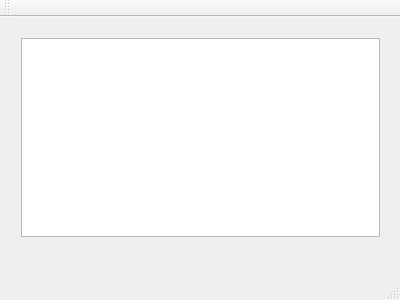
Above: mainwindow.ui from partouf/mytextadventureeditor before the change. Below: the same form after it.
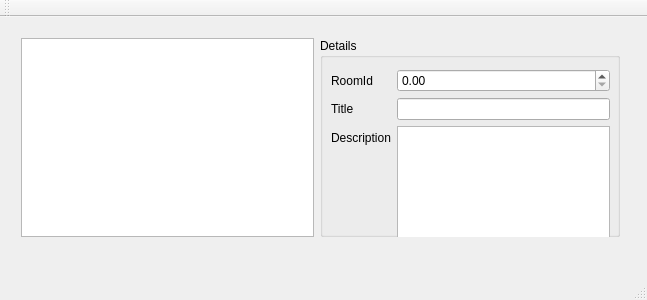
That is the form after the change.

Commit message: show some details

Patch:
```diff
--- a/mainwindow.ui
+++ b/mainwindow.ui
@@ -6,7 +6,7 @@
    <rect>
     <x>0</x>
     <y>0</y>
-    <width>400</width>
+    <width>647</width>
     <height>300</height>
    </rect>
   </property>
@@ -55,14 +55,69 @@
      <rect>
       <x>10</x>
       <y>10</y>
-      <width>381</width>
+      <width>621</width>
       <height>221</height>
      </rect>
     </property>
-    <layout class="QVBoxLayout" name="verticalLayout">
+    <layout class="QHBoxLayout" name="horizontalLayout">
      <item>
       <widget class="QListWidget" name="lstRoomTitles"/>
      </item>
+     <item>
+      <widget class="QGroupBox" name="groupBox">
+       <property name="minimumSize">
+        <size>
+         <width>300</width>
+         <height>0</height>
+        </size>
+       </property>
+       <property name="title">
+        <string>Details</string>
+       </property>
+       <widget class="QWidget" name="formLayoutWidget">
+        <property name="geometry">
+         <rect>
+          <x>0</x>
+          <y>20</y>
+          <width>301</width>
+          <height>201</height>
+         </rect>
+        </property>
+        <layout class="QFormLayout" name="formLayout">
+         <item row="1" column="1">
+          <widget class="QLineEdit" name="edtRoomTitle"/>
+         </item>
+         <item row="2" column="0">
+          <widget class="QLabel" name="label_2">
+           <property name="text">
+            <string>Description</string>
+           </property>
+          </widget>
+         </item>
+         <item row="2" column="1">
+          <widget class="QTextEdit" name="edtRoomDescription"/>
+         </item>
+         <item row="0" column="0">
+          <widget class="QLabel" name="label_3">
+           <property name="text">
+            <string>RoomId</string>
+           </property>
+          </widget>
+         </item>
+         <item row="0" column="1">
+          <widget class="QDoubleSpinBox" name="edtRoomId"/>
+         </item>
+         <item row="1" column="0">
+          <widget class="QLabel" name="label">
+           <property name="text">
+            <string>Title</string>
+           </property>
+          </widget>
+         </item>
+        </layout>
+       </widget>
+      </widget>
+     </item>
     </layout>
    </widget>
   </widget>
```
Left out of the diff: 4 changed lines with no effect on the pictures. The commit also changes 5 other files.
